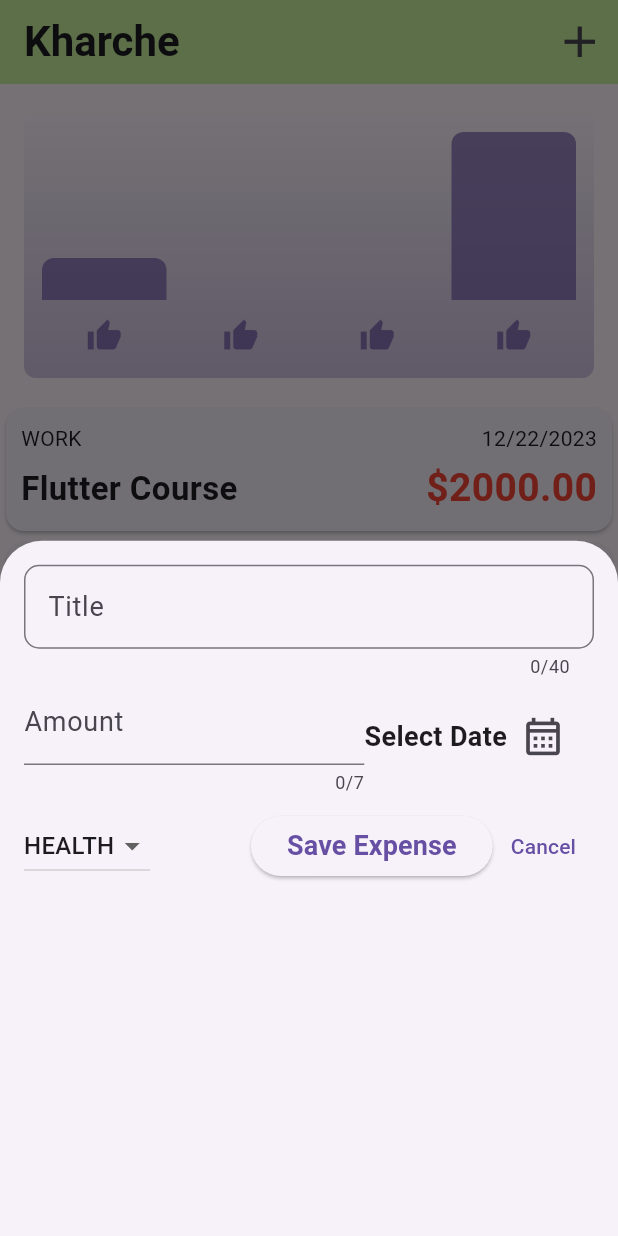
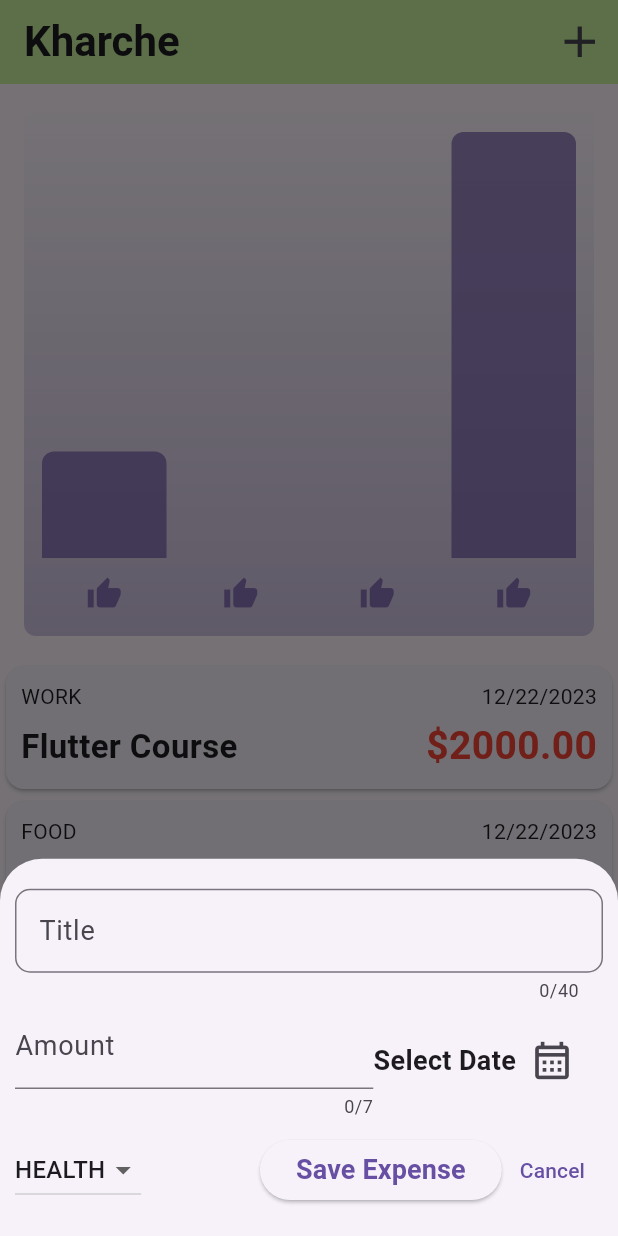
Before and after one commit to Sahilkumr/ExpensesApp, a Flutter app: the screen it shows after launch, after a tap on the "add" icon, on a phone screen of 412 x 824 dp. Run offline on Flutter 3.47's test engine with Material 3 defaults, Android fonts, the phone set to English and light mode, and no system bars.

```diff
--- a/lib/main.dart
+++ b/lib/main.dart
@@ -1,9 +1,14 @@
 import 'package:expenses_app/widgets/expenses.dart';
 import 'package:flutter/material.dart';
+// import 'package:flutter/services.dart';
 
 void main() {
-  runApp(
-    const MaterialApp(
+  // WidgetsFlutterBinding.ensureInitialized();
+  // SystemChrome.setPreferredOrientations([
+  //   DeviceOrientation.portraitUp,
+  // ]).then((fn) {
+    runApp(const MaterialApp(
       home: Expenses(),
     ));
+  // });
 }
--- a/lib/widgets/expenses.dart
+++ b/lib/widgets/expenses.dart
@@ -1,5 +1,5 @@
 import 'package:expenses_app/Chart/chart.dart';
-import 'package:expenses_app/Chart/chart_bar.dart';
+// import 'package:expenses_app/Chart/chart_bar.dart';
 import 'package:expenses_app/widgets/expenses_list/expense_list.dart';
 import 'package:expenses_app/widgets/new_expense.dart';
 import 'package:flutter/material.dart';
@@ -29,6 +29,7 @@ class _ExpenseState extends State<Expenses> {
   void _openExpenseDrawer() {
     showModalBottomSheet(
         context: context,
+        isScrollControlled: true,
         builder: (ctx) => NewExpense(
               onSubmitNewExpense: _addNewExpense,
             ));
@@ -60,7 +61,9 @@ class _ExpenseState extends State<Expenses> {
   }
 
   @override
-  Widget build(Object context) {
+  Widget build(BuildContext context) {
+    final screenWidth = MediaQuery.of(context).size.width;
+
     Widget emptyNonEmptyExpense = const Center(
       child: Text('No Expense Found, Enter One!'),
     );
@@ -87,14 +90,23 @@ class _ExpenseState extends State<Expenses> {
               )),
         ],
       ),
-      body: Column(
+      body: screenWidth < 600
+          ? Column(
               children: [
-          Chart(expenses: _registeredExpenses),
+                Expanded(child: Chart(expenses: _registeredExpenses)),
                 Expanded(
                   child: emptyNonEmptyExpense,
                 ),
               ],
+            )
+          : Row(children: [
+              Expanded(
+                child: Chart(expenses: _registeredExpenses),
               ),
+              Expanded(
+                child: emptyNonEmptyExpense,
+              ),
+            ]),
     );
   }
 }
--- a/lib/widgets/new_expense.dart
+++ b/lib/widgets/new_expense.dart
@@ -77,8 +77,11 @@ class _NewExpenseState extends State<NewExpense> {
 
   @override
   Widget build(BuildContext context) {
-    return Padding(
-      padding: const EdgeInsets.all(16),
+    final keyboardSpace = MediaQuery.of(context).viewInsets.bottom;
+
+    return SingleChildScrollView(
+      child: Padding(
+        padding:  EdgeInsets.fromLTRB(10, 20, 10, keyboardSpace + 20),
         child: Column(
           children: [
             //Title TextField
@@ -185,6 +188,7 @@ class _NewExpenseState extends State<NewExpense> {
             ),
           ],
         ),
+      ),
     );
   }
 }
```
Lines whose indentation alone changed are shown as unchanged.
